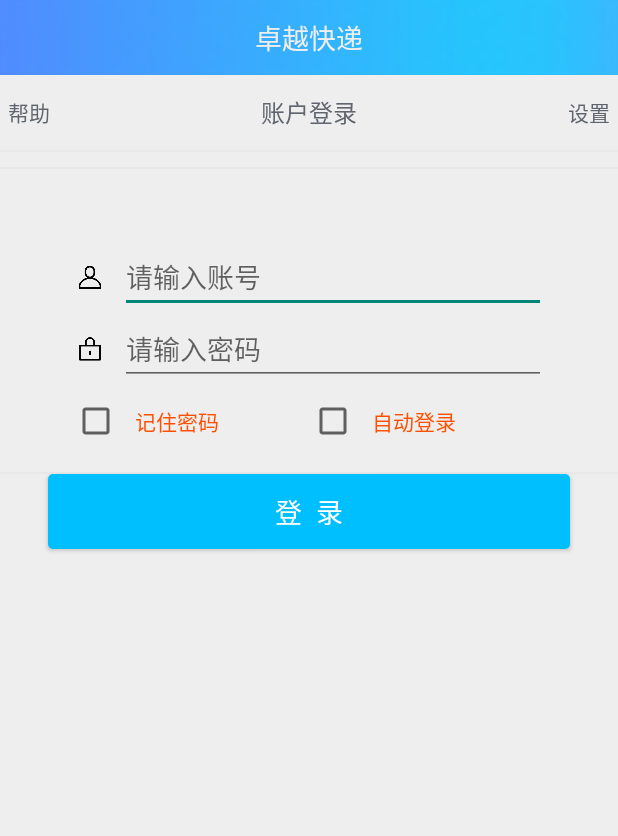
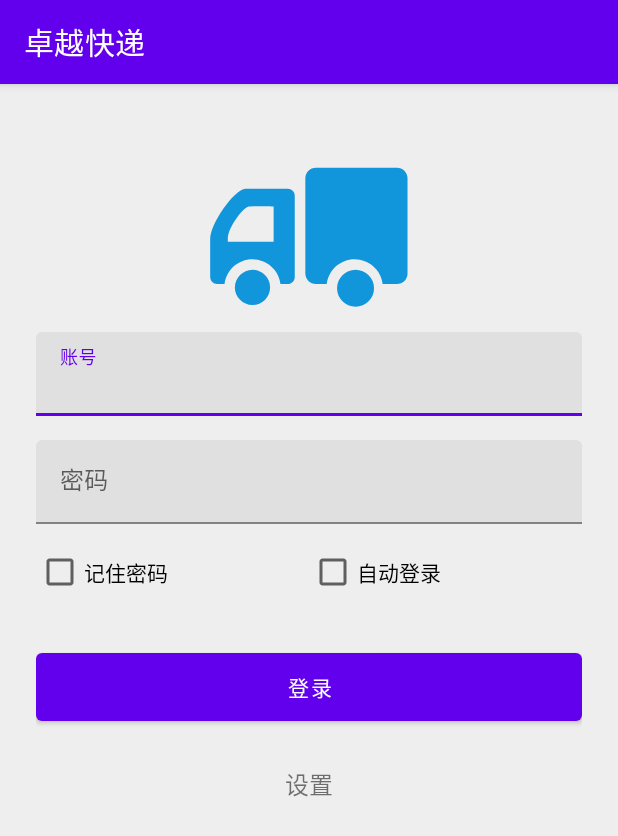
Before and after one commit to sakarie9/Extracelm11, an Android app: the screen it shows after launch (LoginActivity), on a phone screen of 412 x 824 dp. Shown: the top 836 px of the screen. Run offline under Robolectric (Android 15) with nearby library versions, the phone set to English and light mode, and no system bars.

Commit message:
修改登陆界面

```diff
--- a/app/src/main/java/extrace/ui/main/LoginActivity.java
+++ b/app/src/main/java/extrace/ui/main/LoginActivity.java
@@ -3,6 +3,7 @@ package extrace.ui.main;
 import android.content.SharedPreferences;
 
 import android.content.Intent;
+import android.graphics.Color;
 import android.os.Bundle;
 import android.view.Menu;
 import android.view.MenuItem;
@@ -15,6 +16,7 @@ import android.widget.TextView;
 import android.widget.Toast;
 
 import androidx.appcompat.app.AppCompatActivity;
+import androidx.appcompat.widget.Toolbar;
 
 import extrace.loader.UserInfoLoader;
 import extrace.misc.model.UserInfo;
@@ -29,6 +31,7 @@ IDataAdapter<UserInfo> {
 	EditText etUserPwd;
 	Button tvUserLogin;
 	TextView tvSet;
+	Toolbar toolbar;
 	String userId;
 	String userPwd;
 	private UserInfo mItem;
@@ -52,6 +55,7 @@ IDataAdapter<UserInfo> {
 		cbLogin = (CheckBox) findViewById(R.id.checkBox_login);
 		cbPwd = (CheckBox) findViewById(R.id.checkBox_password);
 		tvSet = (TextView) findViewById(R.id.login_tv_set);
+		toolbar = findViewById(R.id.toolbar);
 		sp = getPreferences(MODE_PRIVATE);//模式:其他app是否能看到
 		et = sp.edit();//修改器
 		String rpwd = new String();	//记住密码
@@ -60,6 +64,8 @@ IDataAdapter<UserInfo> {
 		rlogin = sp.getString(RLOGIN,"F");
 
 
+		toolbar.setTitle("卓越快递");
+		toolbar.setTitleTextColor(Color.parseColor("#FFFFFF"));
 
 		app = (ExTraceApplication) getApplication();
 		String PREFS_NAME = "ExTrace.cfg";
--- a/app/src/main/res/layout/activity_login.xml
+++ b/app/src/main/res/layout/activity_login.xml
@@ -1,178 +1,99 @@
 <LinearLayout xmlns:android="http://schemas.android.com/apk/res/android"
     xmlns:tools="http://schemas.android.com/tools"
+    xmlns:app="http://schemas.android.com/apk/res-auto"
+    android:id="@+id/linearLayout"
     android:layout_width="match_parent"
     android:layout_height="match_parent"
     android:background="@color/colorBackground"
     android:orientation="vertical"
-    tools:context="extrace.ui.main.LoginActivity" >
+    tools:context="extrace.ui.main.LoginActivity">
 
-
+    <include
+        android:id="@+id/include_toolbar"
+        layout="@layout/toolbar" />
 
     <LinearLayout
         android:layout_width="match_parent"
-        android:layout_height="50dp"
-        android:background="@drawable/bg"
-        android:gravity="center"
-        android:orientation="horizontal">
-        <TextView
-            android:layout_width="0dp"
         android:layout_height="wrap_content"
-            android:layout_weight="1"
-            android:gravity="center"
-            android:text="卓越快递"
-            android:textColor="@color/colorBackground"
-            android:textSize="18sp" />
-    </LinearLayout>
+        android:orientation="vertical"
+        android:paddingLeft="24dp"
+        android:paddingTop="24dp"
+        android:paddingRight="24dp">
+
+        <ImageView
+            android:layout_width="wrap_content"
+            android:layout_height="wrap_content"
+            android:layout_gravity="center_horizontal"
+            android:scaleType="fitCenter"
+            app:srcCompat="@drawable/ic_icon" />
+
+        <!-- Email Label -->
+        <com.google.android.material.textfield.TextInputLayout
+            android:layout_width="match_parent"
+            android:layout_height="wrap_content"
+            android:layout_marginTop="8dp"
+            android:layout_marginBottom="8dp">
+
+            <com.google.android.material.textfield.TextInputEditText
+                android:id="@+id/login_et_userid"
+                android:layout_width="match_parent"
+                android:layout_height="wrap_content"
+                android:hint="账号"
+                android:inputType="textEmailAddress" />
+        </com.google.android.material.textfield.TextInputLayout>
+
+        <!-- Password Label -->
+        <com.google.android.material.textfield.TextInputLayout
+            android:layout_width="match_parent"
+            android:layout_height="wrap_content"
+            android:layout_marginTop="8dp"
+            android:layout_marginBottom="8dp">
+
+            <com.google.android.material.textfield.TextInputEditText
+                android:id="@+id/login_et_userpwd"
+                android:layout_width="match_parent"
+                android:layout_height="wrap_content"
+                android:hint="密码"
+                android:inputType="textPassword" />
+        </com.google.android.material.textfield.TextInputLayout>
 
         <LinearLayout
             android:layout_width="match_parent"
-        android:layout_height="50dp"
-        android:background="@color/colorBackground"
-        android:gravity="center"
+            android:layout_height="match_parent"
             android:orientation="horizontal">
 
-        <TextView
-            android:id="@+id/login_tv_help"
+            <androidx.appcompat.widget.AppCompatCheckBox
+                android:id="@+id/checkBox_password"
                 android:layout_width="wrap_content"
                 android:layout_height="wrap_content"
-            android:layout_marginLeft="5dp"
-            android:layout_marginRight="5dp"
-            android:text="帮助"
-            android:textColor="@color/colorFont" />
+                android:layout_weight="1"
+                android:text="记住密码" />
 
-        <TextView
-            android:layout_width="0dp"
+            <androidx.appcompat.widget.AppCompatCheckBox
+                android:id="@+id/checkBox_login"
+                android:layout_width="wrap_content"
                 android:layout_height="wrap_content"
                 android:layout_weight="1"
-            android:gravity="center"
-            android:text="账户登录"
-            android:textColor="@color/colorFont"
-            android:textSize="16sp" />
+                android:text="自动登录" />
+        </LinearLayout>
+
+        <com.google.android.material.button.MaterialButton
+            android:id="@+id/login_tv_login"
+            android:layout_width="fill_parent"
+            android:layout_height="wrap_content"
+            android:layout_marginTop="24dp"
+            android:layout_marginBottom="24dp"
+            android:padding="12dp"
+            android:text="登录" />
 
         <TextView
             android:id="@+id/login_tv_set"
-            android:layout_width="wrap_content"
+            android:layout_width="fill_parent"
             android:layout_height="wrap_content"
-            android:layout_marginLeft="5dp"
-            android:layout_marginRight="5dp"
+            android:layout_marginBottom="24dp"
+            android:gravity="center"
             android:text="设置"
-            android:textColor="@color/colorFont" />
+            android:textSize="16sp" />
     </LinearLayout>
 
-    <View
-        android:layout_width="match_parent"
-        android:layout_height="1dp"
-        android:background="@color/colorLine" />
-
-    <View
-        android:layout_width="match_parent"
-        android:layout_height="1dp"
-        android:layout_marginTop="10dp"
-        android:background="@color/colorLine" />
-
-    <RelativeLayout
-        style="@style/Bar"
-        android:layout_marginLeft="32dp"
-        android:layout_marginRight="32dp"
-        android:layout_marginTop="48dp">
-        <ImageView
-            android:id="@+id/login_user_first_icon"
-            style="@style/Icon"
-            android:layout_centerVertical="true"
-            android:src="@drawable/nickname"/>
-
-        <EditText
-            android:id="@+id/login_et_userid"
-            android:layout_width="match_parent"
-            android:layout_height="wrap_content"
-            android:layout_marginLeft="8dp"
-            android:layout_centerVertical="true"
-            android:layout_toRightOf="@+id/login_user_first_icon"
-            android:textColor="@color/colorFont"
-            android:hint="请输入账号"/>
-    </RelativeLayout>
-
-    <RelativeLayout
-        style="@style/Bar"
-        android:layout_marginLeft="32dp"
-        android:layout_marginRight="32dp"
-        >
-        <ImageView
-            android:id="@+id/login_pwd_first_icon"
-            style="@style/Icon"
-            android:layout_centerVertical="true"
-            android:src="@drawable/locking"/>
-
-        <EditText
-            android:id="@+id/login_et_userpwd"
-            android:layout_width="match_parent"
-            android:layout_height="wrap_content"
-            android:layout_marginLeft="8dp"
-            android:layout_centerVertical="true"
-            android:layout_toRightOf="@+id/login_pwd_first_icon"
-            android:inputType="textPassword"
-            android:textColor="@color/colorFont"
-            android:hint="请输入密码"/>
-    </RelativeLayout>
-
-
-    <LinearLayout
-        style="@style/Bar"
-        android:layout_marginLeft="32dp"
-        android:layout_marginRight="32dp"
-        android:orientation="horizontal"
-        android:gravity="center">
-        <CheckBox
-            android:id="@+id/checkBox_password"
-            android:padding="10dp"
-            android:textSize="14dp"
-            android:layout_gravity="center"
-            android:layout_width="wrap_content"
-            android:layout_weight="1"
-            android:layout_height="wrap_content"
-            android:text="记住密码"
-            android:textColor="@color/colorSelectedIcon" android:checked="false"/>
-        <CheckBox
-            android:id="@+id/checkBox_login"
-            android:padding="10dp"
-            android:textSize="14dp"
-            android:layout_gravity="center"
-            android:layout_width="wrap_content"
-            android:layout_weight="1"
-            android:layout_height="wrap_content"
-            android:text="自动登录"
-            android:textColor="@color/colorSelectedIcon" android:checked="false"/>
 </LinearLayout>
-
-    <View
-        android:layout_width="match_parent"
-        android:layout_height="1dp"
-        android:layout_marginTop="10dp"
-        android:background="@color/colorLine" />
-
-    <Button
-        android:id="@+id/login_tv_login"
-        android:layout_width="match_parent"
-        android:layout_height="50dp"
-        android:layout_marginLeft="32dp"
-        android:layout_marginRight="32dp"
-        android:background="@drawable/btn_orange_selector"
-
-        android:gravity="center"
-        android:paddingBottom="8dp"
-        android:paddingTop="8dp"
-        android:text="登  录"
-        android:textColor="#ffffff"
-        android:textSize="18sp" />
-
-
-
-    <View
-        android:layout_width="match_parent"
-        android:layout_height="1dp"
-        android:layout_marginTop="10dp" />
-
-
-
-
-</LinearLayout>
--- /dev/null
+++ b/app/src/main/res/layout/toolbar.xml
@@ -0,0 +1,12 @@
+<?xml version="1.0" encoding="utf-8"?>
+<com.google.android.material.appbar.AppBarLayout
+    xmlns:android="http://schemas.android.com/apk/res/android"
+    android:layout_width="match_parent"
+    android:layout_height="wrap_content">
+
+    <androidx.appcompat.widget.Toolbar
+        android:id="@+id/toolbar"
+        android:layout_width="match_parent"
+        android:layout_height="?attr/actionBarSize"
+        android:background="?attr/colorPrimary" />
+</com.google.android.material.appbar.AppBarLayout>
--- a/app/src/main/res/values-v11/styles.xml
+++ /dev/null
@@ -1,11 +0,0 @@
-<resources>
-
-    <!--
-        Base application theme for API 11+. This theme completely replaces
-        AppBaseTheme from res/values/styles.xml on API 11+ devices.
-    -->
-    <style name="AppBaseTheme" parent="Theme.AppCompat.Light">
-        <!-- API 11 theme customizations can go here. -->
-    </style>
-
-</resources>
--- a/app/src/main/res/values-v14/styles.xml
+++ /dev/null
@@ -1,12 +0,0 @@
-<resources>
-
-    <!--
-        Base application theme for API 14+. This theme completely replaces
-        AppBaseTheme from BOTH res/values/styles.xml and
-        res/values-v11/styles.xml on API 14+ devices.
-    -->
-    <style name="AppBaseTheme" parent="Theme.AppCompat.Light.DarkActionBar">
-        <!-- API 14 theme customizations can go here. -->
-    </style>
-
-</resources>
--- a/app/src/main/res/values-v21/styles.xml
+++ /dev/null
@@ -1,15 +0,0 @@
-<resources>
-<!--该文件夹下配置信息只在api21及以上使用-->
-    <!-- Base application theme. -->
-    <style name="AppTheme" parent="Theme.AppCompat.Light.DarkActionBar">
-        <!-- Customize your theme here. -->
-
-        <item name="colorPrimaryDark">@color/top</item>
-        <item name="android:statusBarColor">@color/top</item>
-        <!--告诉系统只在Android5.0以后的设备使用避免报红-->
-
-    </style>
-
-
-
-</resources>
--- a/app/src/main/res/values/strings.xml
+++ b/app/src/main/res/values/strings.xml
@@ -1,5 +1,6 @@
 <?xml version="1.0" encoding="utf-8"?>
-<resources>
+<resources xmlns:tools="http://schemas.android.com/tools">
+
     <!-- 下拉框-->
     <string-array name="package_status">
         <item>新建</item>
@@ -11,7 +12,7 @@
     </string-array>
 
     <string name="app_name">卓越快递</string>
-    <string name="title_section1">功能选择</string>
+    <string name="title_section1" >功能选择</string>
     <string name="title_section2">派送任务</string>
     <string name="title_section3">揽收任务</string>
     <string name="title_section4">转运任务</string>
--- a/app/src/main/res/values/styles.xml
+++ b/app/src/main/res/values/styles.xml
@@ -23,29 +23,23 @@
 
     <!-- 以上新建 -->
 
-    <!--
-        Base application theme, dependent on API level. This theme is replaced
-        by AppBaseTheme from res/values-vXX/styles.xml on newer devices.
-    -->
-    <style name="AppBaseTheme" parent="android:Theme">
-        <!--
-            Theme customizations available in newer API levels can go in
-            res/values-vXX/styles.xml, while customizations related to
-            backward-compatibility can go here.
-        -->
+
+    <!-- Application theme. -->
+    <style name="AppTheme" parent="Theme.MaterialComponents.Light.NoActionBar">
+        <!-- All customizations that are NOT specific to a particular API-level can go here. -->
+        <!-- ActionBar上的titel的字体颜色 -->
+        <item name="titleTextColor">@color/white</item>
+        <!-- ActionBar上Menu的字体颜色 -->
+        <item name="actionMenuTextColor">@color/white</item>
     </style>
 
-    <!-- Application theme. -->
-    <style name="AppTheme" parent="AppBaseTheme">
-        <!-- All customizations that are NOT specific to a particular API-level can go here. -->
-
-    </style>
-
-     <style name="MyAppTheme" parent="AppBaseTheme">
+     <style name="MyAppTheme" parent="AppTheme">
         <!-- All customizations that are NOT specific to a particular API-level can go here. -->
          <item name="android:background">#54BA42</item>
         <item name="android:backgroundStacked">#54BA42</item>
+    </style>
 
+    <style name="AppTheme.NoActionBar" parent="Theme.MaterialComponents.Light.NoActionBar">
     </style>
 
 
```
Also changed, not shown: app/src/main/AndroidManifest.xml (+9 -9 lines). Lines whose indentation alone changed are shown as unchanged.
